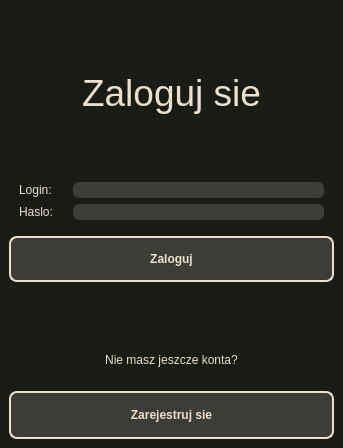
Before: the Qt Designer form baza_kontaktow.ui in Karoleqk/Baza-Kontaktow, drawn with Qt 5.
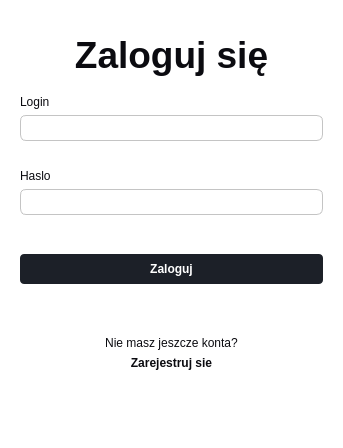
After: the same form once the commit is applied.

Commit message: harmonize ui components and color palette

Patch:
```diff
--- a/baza_kontaktow.ui
+++ b/baza_kontaktow.ui
@@ -18,36 +18,64 @@
   </property>
   <widget class="QWidget" name="centralwidget">
    <property name="styleSheet">
-    <string notr="true">.QWidget{
-	background-color: #181C14;
-}
-
-.QLabel{
-	color: #ECDFCC;
+    <string notr="true">* {
+	background-color: white;
+	color: #0B0B10;
 }
 
 .QLineEdit{
-	color: #ECDFCC;
-	background-color: #3C3D37;
+	border: 1px solid #C4C4C4;
+	background-color: transparent;
 	border-radius: 6px;
+	padding: 4px;
+}
+
+.QLineEdit:focus {
+	border-color: #1C2028;
+}
+
+#label {
+	font-weight: bold;
 }
 
 .QPushButton{
-	background-color: #3C3D37;
-	color: #ECDFCC;
-	border: 2px solid #ECDFCC;
-	border-radius: 8px;
+	padding: 8px 20px;
+	border-radius: 4px;
+	text-decoration: none;
+	background: #1C2028;
+	color: white;
 }
 
 .QPushButton:hover{
-	background-color: #ECDFCC;
-	color: #3C3D37;
-	border: 2px solid #3C3D37;
+	background-color: #2d323b;
+}
+
+#registerBtn {
+	background-color: transparent;
+	color: #0B0B10;
+	font-weight: bold;
+	padding: 0;
+	margin: 0;
+	border: none;
+}
+
+#registerBtn:hover {
+	text-decoration: underline;
 }</string>
    </property>
-   <layout class="QVBoxLayout" name="verticalLayout_6">
-    <item>
-     <layout class="QVBoxLayout" name="verticalLayout_5" stretch="3,4,1,0,2">
+   <layout class="QVBoxLayout" name="verticalLayout_4">
+    <property name="leftMargin">
+     <number>20</number>
+    </property>
+    <property name="topMargin">
+     <number>20</number>
+    </property>
+    <property name="rightMargin">
+     <number>20</number>
+    </property>
+    <property name="bottomMargin">
+     <number>61</number>
+    </property>
       <item>
        <layout class="QVBoxLayout" name="verticalLayout">
         <item>
@@ -55,10 +83,11 @@
           <property name="font">
            <font>
             <pointsize>28</pointsize>
+          <bold>true</bold>
            </font>
           </property>
           <property name="text">
-           <string>Zaloguj sie</string>
+         <string>Zaloguj się</string>
           </property>
           <property name="alignment">
            <set>Qt::AlignmentFlag::AlignCenter</set>
@@ -68,26 +97,20 @@
        </layout>
       </item>
       <item>
-       <layout class="QVBoxLayout" name="verticalLayout_2">
-        <item>
-         <layout class="QHBoxLayout" name="horizontalLayout_2" stretch="1,6">
-          <property name="spacing">
-           <number>12</number>
-          </property>
-          <property name="leftMargin">
-           <number>10</number>
+     <layout class="QFormLayout" name="formLayout">
+      <property name="horizontalSpacing">
+       <number>6</number>
+      </property>
+      <property name="verticalSpacing">
+       <number>6</number>
           </property>
           <property name="rightMargin">
-           <number>10</number>
-          </property>
-          <item>
-           <widget class="QLabel" name="loginLabel">
-            <property name="text">
-             <string>Login: </string>
-            </property>
-           </widget>
-          </item>
-          <item>
+       <number>0</number>
+      </property>
+      <property name="bottomMargin">
+       <number>0</number>
+      </property>
+      <item row="1" column="0" colspan="2">
            <widget class="QLineEdit" name="loginInput">
             <property name="sizePolicy">
              <sizepolicy hsizetype="MinimumExpanding" vsizetype="Maximum">
@@ -97,27 +120,21 @@
             </property>
            </widget>
           </item>
-         </layout>
-        </item>
-        <item>
-         <layout class="QHBoxLayout" name="horizontalLayout_3" stretch="1,6">
-          <property name="spacing">
-           <number>12</number>
-          </property>
-          <property name="leftMargin">
-           <number>10</number>
-          </property>
-          <property name="rightMargin">
-           <number>10</number>
-          </property>
-          <item>
-           <widget class="QLabel" name="passwordLabel">
+      <item row="0" column="0" colspan="2">
+       <widget class="QLabel" name="loginLabel">
             <property name="text">
-             <string>Haslo:</string>
+         <string>Login</string>
             </property>
            </widget>
           </item>
+     </layout>
+    </item>
           <item>
+     <layout class="QFormLayout" name="formLayout_2">
+      <property name="bottomMargin">
+       <number>0</number>
+      </property>
+      <item row="1" column="0" colspan="2">
            <widget class="QLineEdit" name="passwordInput">
             <property name="sizePolicy">
              <sizepolicy hsizetype="MinimumExpanding" vsizetype="Maximum">
@@ -130,7 +147,12 @@
             </property>
            </widget>
           </item>
-         </layout>
+      <item row="0" column="0" colspan="2">
+       <widget class="QLabel" name="passwordLabel">
+        <property name="text">
+         <string>Haslo</string>
+        </property>
+       </widget>
         </item>
        </layout>
       </item>
@@ -139,7 +161,7 @@
         <property name="topMargin">
          <number>10</number>
         </property>
-        <item>
+      <item alignment="Qt::AlignmentFlag::AlignTop">
          <widget class="QPushButton" name="loginBtn">
           <property name="sizePolicy">
            <sizepolicy hsizetype="Expanding" vsizetype="Expanding">
@@ -150,6 +172,8 @@
           <property name="font">
            <font>
             <bold>true</bold>
+          <underline>false</underline>
+          <strikeout>false</strikeout>
            </font>
           </property>
           <property name="styleSheet">
@@ -169,24 +193,8 @@
        </layout>
       </item>
       <item>
-       <spacer name="verticalSpacer">
-        <property name="orientation">
-         <enum>Qt::Orientation::Vertical</enum>
-        </property>
-        <property name="sizeHint" stdset="0">
-         <size>
-          <width>20</width>
-          <height>40</height>
-         </size>
-        </property>
-       </spacer>
-      </item>
-      <item>
-       <layout class="QVBoxLayout" name="verticalLayout_4" stretch="4,3">
-        <property name="spacing">
-         <number>0</number>
-        </property>
-        <item>
+     <layout class="QVBoxLayout" name="verticalLayout_2">
+      <item alignment="Qt::AlignmentFlag::AlignBottom">
          <widget class="QLabel" name="label_4">
           <property name="sizePolicy">
            <sizepolicy hsizetype="Expanding" vsizetype="Expanding">
@@ -202,7 +210,7 @@
           </property>
          </widget>
         </item>
-        <item>
+      <item alignment="Qt::AlignmentFlag::AlignTop">
          <widget class="QPushButton" name="registerBtn">
           <property name="sizePolicy">
            <sizepolicy hsizetype="Minimum" vsizetype="Expanding">
@@ -213,14 +221,14 @@
           <property name="font">
            <font>
             <bold>true</bold>
+          <underline>false</underline>
+          <strikeout>false</strikeout>
            </font>
           </property>
           <property name="text">
            <string>Zarejestruj sie</string>
           </property>
          </widget>
-        </item>
-       </layout>
       </item>
      </layout>
     </item>
```
Lines whose indentation alone changed are shown as unchanged. The commit also changes 5 other files.
